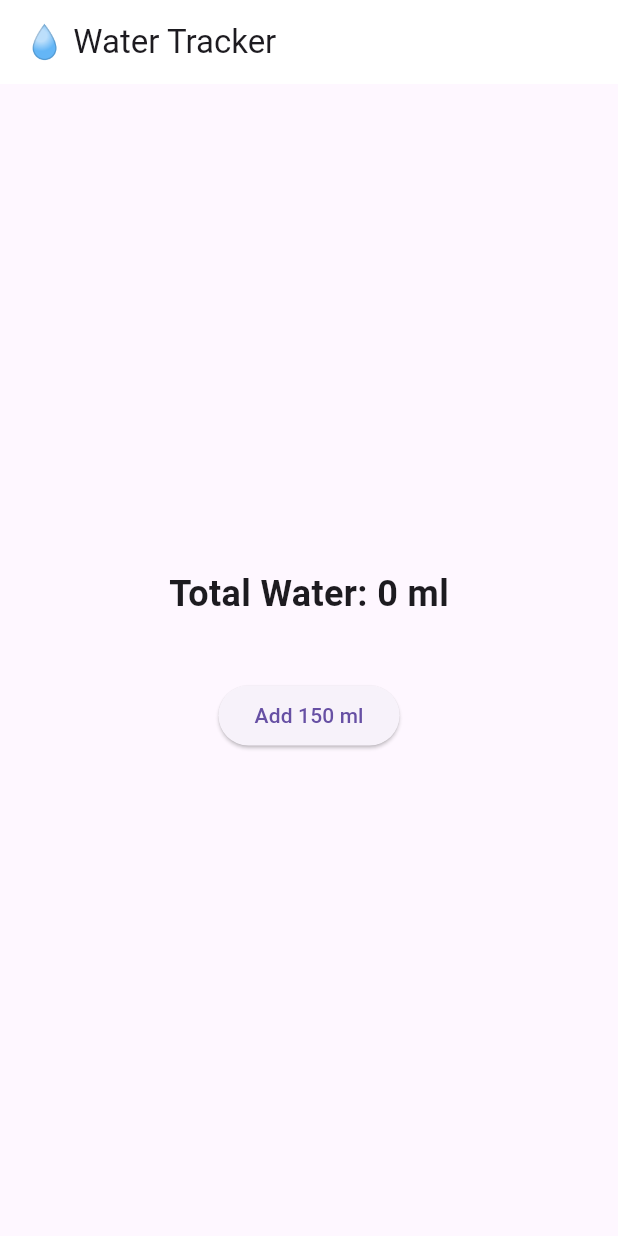
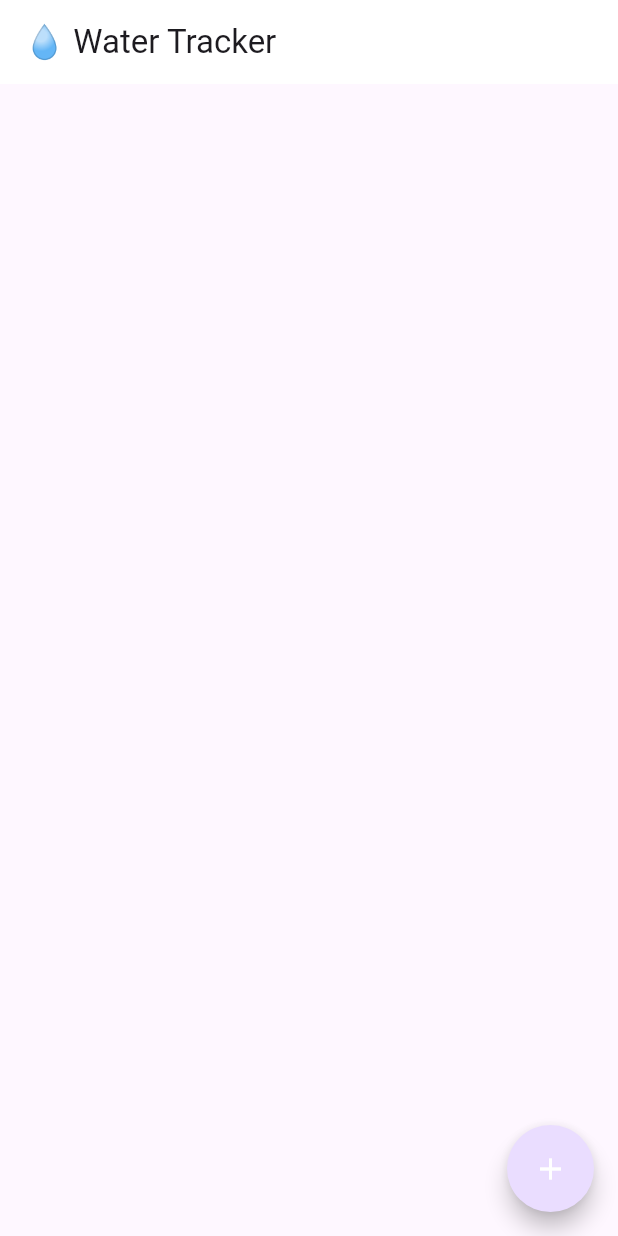
Before and after one commit to SarahA7med/health_trial, a Flutter app: the WaterTrackerPage screen opened directly, on a phone screen of 412 x 824 dp. Run offline on Flutter 3.47's test engine with Material 3 defaults, Android fonts, the light colour scheme and no system bars; drawn by our look-alikes of flutter_speed_dial; our stand-ins replace carousel_slider, cloud_firestore, firebase_auth, firebase_core, numberpicker, salomon_bottom_bar and 3 more; accounts and stored records are empty; project files that could hold a hidden picture were left out.

Commit message:
last update

```diff
--- a/lib/Screens/WaterTrackerPage.dart
+++ b/lib/Screens/WaterTrackerPage.dart
@@ -1,5 +1,6 @@
 import 'package:flutter/material.dart';
 import 'package:cloud_firestore/cloud_firestore.dart';
+import 'package:flutter_speed_dial/flutter_speed_dial.dart';
 
 class WaterTrackerPage extends StatefulWidget {
   final String? userId; // Pass the userId if needed
@@ -17,16 +18,15 @@ class _WaterTrackerPageState extends State<WaterTrackerPage> {
   // Firestore instance
   final FirebaseFirestore _firestore = FirebaseFirestore.instance;
 
-  void addWater() async {
+  void addWater(int water) async {
     setState(() {
-      totalWater += 150; // Add 150 ml to total water
-      cupHeight = (totalWater / 1500) * 150; // Update the cup height based on total water
+      totalWater += water;
+      cupHeight = (totalWater / 1500) * 300; // Adjusted for full cup height
     });
 
-    // Save the updated water intake to Firestore
     await _firestore.collection('waterIntake').add({
       'userId': widget.userId,
-      'amount': 150,
+      'amount': totalWater,
       'timestamp': FieldValue.serverTimestamp(), // To record the time of addition
     });
   }
@@ -40,41 +40,63 @@ class _WaterTrackerPageState extends State<WaterTrackerPage> {
         automaticallyImplyLeading: false,
       ),
       body: Center(
-        child: Column(
-          mainAxisAlignment: MainAxisAlignment.center,
+        child: Stack(
+          alignment: Alignment.bottomCenter, // Align the water fill at the bottom
           children: [
-            // Display the total water consumed
-            Text(
-              'Total Water: $totalWater ml',
-              style: const TextStyle(
-                fontSize: 24.0,
-                fontWeight: FontWeight.bold,
-              ),
-            ),
-            const SizedBox(height: 20),
 
-            // Water in the cup
             AnimatedContainer(
-              duration: const Duration(milliseconds: 300), // Animation duration
-              width: 100, // Adjusted for cup width
-              height: cupHeight, // Update the height based on water consumed
+              duration: const Duration(milliseconds: 500), // Animation duration
+              width: 150, // Set width to match the cup
+              height: cupHeight, // Dynamically change height based on water consumed
               decoration: BoxDecoration(
                 color: Colors.lightBlue, // Water color
-                borderRadius: BorderRadius.only(
-                  bottomLeft: Radius.circular(15.0),
-                  bottomRight: Radius.circular(15.0),
-                ),
+                borderRadius: const BorderRadius.only(
+                  topLeft: Radius.circular(15.0),
+                  topRight: Radius.circular(15.0),
+                ), // Curved top edge to simulate water rising
               ),
-            ),
-            const SizedBox(height: 20),
-            // Button to add water
-            ElevatedButton(
-              onPressed: addWater, // Add water when the button is pressed
-              child: const Text('Add 150 ml'),
             ),
           ],
         ),
       ),
+      floatingActionButton: SpeedDial(
+        child: const Icon(
+          Icons.add, color: Colors.white,
+        ),
+        activeIcon: Icons.close,
+        iconTheme: const IconThemeData(color: Colors.white),
+        buttonSize: const Size(58, 58),
+        curve: Curves.bounceIn,
+        children: [
+          SpeedDialChild(
+            elevation: 0,
+            child: Image.asset('assets/cup.png'),
+            labelWidget: const Text('150ml', style: TextStyle(color: Colors.blue)),
+            backgroundColor: const Color(0xFFEBF2FD),
+            onTap: () {
+              addWater(150); // Add 150ml of water
+            },
+          ),
+          SpeedDialChild(
+            elevation: 0,
+            child: Image.asset('assets/Bottele.png'),
+            labelWidget: const Text('200ml', style: TextStyle(color: Colors.blue)),
+            backgroundColor: const Color(0xFFEBF2FD),
+            onTap: () {
+              addWater(200); // Add 200ml of water
+            },
+          ),
+          SpeedDialChild(
+            elevation: 0,
+            child: Image.asset('assets/500ml.png'),
+            labelWidget: const Text('500ml', style: TextStyle(color: Colors.blue)),
+            backgroundColor: const Color(0xFFEBF2FD),
+            onTap: () {
+              addWater(500); // Add 500ml of water
+            },
+          ),
+        ],
+      ),
     );
   }
 }
--- a/lib/Screens/profile_picture.dart
+++ b/lib/Screens/profile_picture.dart
@@ -25,10 +25,13 @@ class _ProfilePictureState extends State<ProfilePicture> {
   int _currentAge = 18;
 
   final List<String> _imagePaths = [
-    'assets/man.png',
-    'assets/woman.png',
-    'assets/girl.png',
-    'assets/man2.jpeg'
+    'assets/girl1.jpeg',
+    'assets/girl2.jpeg',
+    'assets/girl3.jpeg',
+    'assets/boy3.jpeg',
+    'assets/boy2.jpeg',
+    'assets/boy1.jpeg',
+
   ];
 
   @override
--- a/lib/Screens/weight_hight.dart
+++ b/lib/Screens/weight_hight.dart
@@ -136,7 +136,6 @@ class _WeightHightState extends State<WeightHight> {
                     MaterialPageRoute(builder: (context) => const HomePage()),
                   );
                 } else {
-                  // معالجة الحالة التي يكون فيها uid null (مثلاً إذا لم يكن المستخدم مسجلاً الدخول)
                   print('User is not logged in. Cannot retrieve uid.');
                 }
               },
--- a/pubspec.yaml
+++ b/pubspec.yaml
@@ -60,6 +60,7 @@ dependencies:
   health: ^11.1.0
   permission_handler: ^11.3.1
   flutter_animated_icons: ^1.0.1
+  flutter_speed_dial: ^7.0.0
 
 dev_dependencies:
   flutter_test:
```
Also changed, not shown: assets/500ml.png (added), assets/Bottele.png (added), assets/boy1.jpeg (added), assets/boy2.jpeg (added), assets/boy3.jpeg (added), assets/cup.png (added), assets/girl1.jpeg (added), assets/girl2.jpeg (added), assets/girl3.jpeg (added), pubspec.lock.
